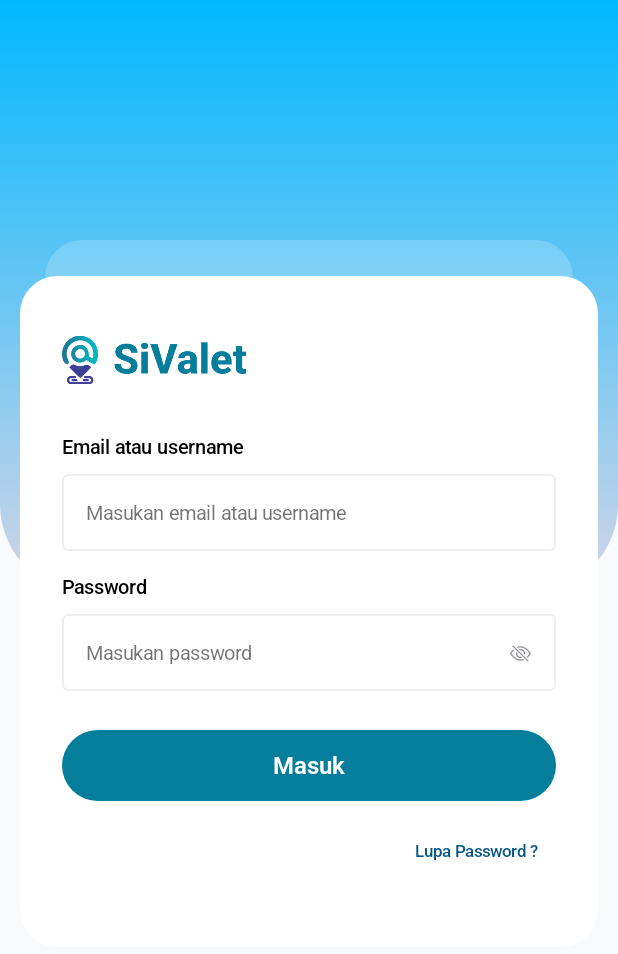
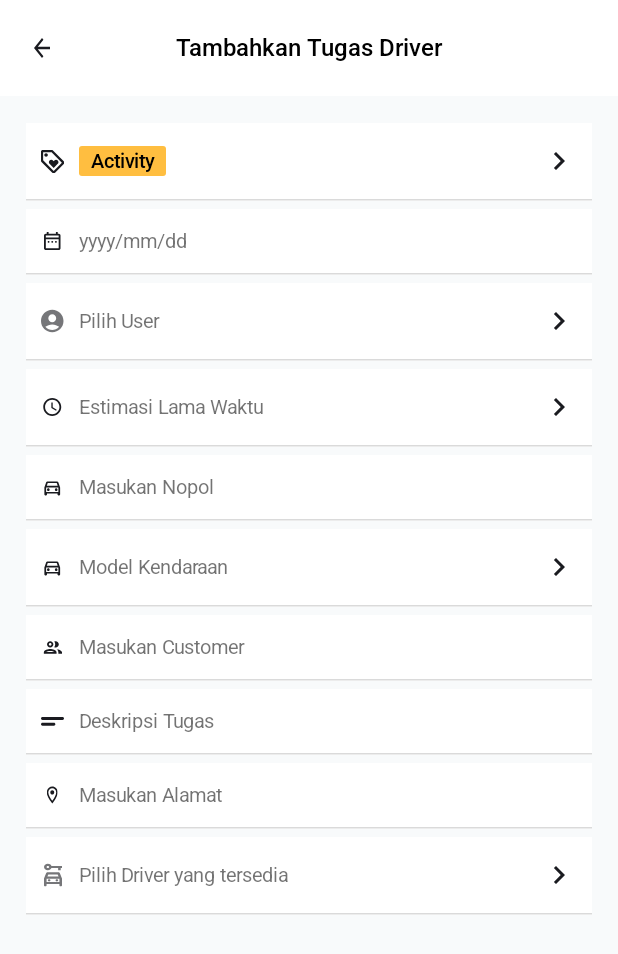
Before and after one commit to FikrTechnology/SiValet_Android, an Android app built with Jetpack Compose: the screen it shows after launch (MainActivity), on a phone screen of 412 x 824 dp. Shown: the top 954 px of the screen. Run offline under Robolectric (Android 15) with nearby library versions, the phone set to English and light mode, and no system bars.

Commit message:
Add Coordination Task Screen - Add Top Bar and Content (Dropdown and TextField)

```diff
--- a/app/src/main/java/com/example/sivalet/navigation/Navigation.kt
+++ b/app/src/main/java/com/example/sivalet/navigation/Navigation.kt
@@ -7,6 +7,7 @@ import androidx.navigation.compose.rememberNavController
 import com.example.sivalet.presentation.home.HomeScreen
 import com.example.sivalet.presentation.login.LoginScreen
 import com.example.sivalet.presentation.task.ConfirmationTaskScreen
+import com.example.sivalet.presentation.task.TaskCoordinatorScreen
 
 @Composable
 fun SetupNavigation() {
@@ -14,7 +15,7 @@ fun SetupNavigation() {
 
     NavHost(
         navController = navController,
-        startDestination = Screen.Login.route
+        startDestination = Screen.CoordinatorTask.route
     ) {
         composable(route = Screen.Login.route) {
             LoginScreen(
@@ -49,5 +50,8 @@ fun SetupNavigation() {
                 }
             )
         }
+        composable(route = Screen.CoordinatorTask.route) {
+            TaskCoordinatorScreen()
+        }
     }
 }
--- a/app/src/main/java/com/example/sivalet/navigation/Screen.kt
+++ b/app/src/main/java/com/example/sivalet/navigation/Screen.kt
@@ -8,4 +8,5 @@ sealed class Screen(val route: String) {
     object History : Screen("history")
     object Account : Screen("account")
     object ForgotPassword : Screen("forgot_password")
+    object CoordinatorTask : Screen("coordinator_task")
 }
--- /dev/null
+++ b/app/src/main/java/com/example/sivalet/presentation/component/task/ComponentDropdownAndTextField.kt
@@ -0,0 +1,139 @@
+package com.example.sivalet.presentation.component.task
+
+import androidx.compose.foundation.background
+import androidx.compose.foundation.clickable
+import androidx.compose.foundation.layout.Box
+import androidx.compose.foundation.layout.Column
+import androidx.compose.foundation.layout.Row
+import androidx.compose.foundation.layout.Spacer
+import androidx.compose.foundation.layout.fillMaxSize
+import androidx.compose.foundation.layout.fillMaxWidth
+import androidx.compose.foundation.layout.padding
+import androidx.compose.foundation.layout.width
+import androidx.compose.foundation.layout.wrapContentHeight
+import androidx.compose.foundation.text.BasicTextField
+import androidx.compose.material.icons.Icons
+import androidx.compose.material.icons.filled.KeyboardArrowRight
+import androidx.compose.material3.HorizontalDivider
+import androidx.compose.material3.Icon
+import androidx.compose.material3.MaterialTheme
+import androidx.compose.runtime.Composable
+import androidx.compose.ui.Alignment
+import androidx.compose.ui.Modifier
+import androidx.compose.ui.graphics.painter.Painter
+import androidx.compose.ui.res.painterResource
+import androidx.compose.ui.text.font.FontWeight
+import androidx.compose.ui.unit.dp
+import androidx.compose.ui.unit.sp
+import com.example.sivalet.R
+import com.example.sivalet.presentation.component.general.CardTag
+import com.example.sivalet.presentation.component.general.TextBodyMediumGray400
+import com.example.sivalet.ui.theme.CoordinatorTaskStrings
+import com.example.sivalet.ui.theme.SiValetColor
+
+@Composable
+fun ComponentButtonDropdown(
+    isPlaceHolderText: Boolean = true,
+    icon: Painter,
+    placeholderText: String,
+    onClick: () -> Unit = {}
+){
+    Column(
+        modifier = Modifier
+            .fillMaxWidth()
+            .wrapContentHeight()
+            .background(SiValetColor.White)
+            .clickable { onClick() }
+    ) {
+        Row(
+            modifier = Modifier
+                .fillMaxWidth()
+                .padding(horizontal = 10.dp, vertical = 13.dp),
+            verticalAlignment = Alignment.CenterVertically,
+        ) {
+            Icon(
+                modifier = Modifier.width(15.dp),
+                painter = icon,
+                contentDescription = null
+            )
+            Spacer(modifier = Modifier.width(10.dp))
+            if (isPlaceHolderText) {
+                TextBodyMediumGray400(
+                    text = placeholderText
+                )
+            } else {
+                CardTag(
+                    text = placeholderText,
+                    backgroundColor = SiValetColor.Third
+                )
+            }
+            Spacer(modifier = Modifier.weight(1f))
+            Icon(
+                imageVector = Icons.Default.KeyboardArrowRight,
+                contentDescription = null
+            )
+        }
+        Box {
+            HorizontalDivider(
+                modifier = Modifier.align(Alignment.BottomCenter),
+                thickness = 1.dp,
+                color = SiValetColor.Gray
+            )
+        }
+    }
+}
+
+
+@Composable
+fun ComponentCoordinatorTextField(
+    icon: Painter,
+    placeholderText: String,
+    textField: String,
+    onValueChange: (String) -> Unit
+) {
+    Column(
+        modifier = Modifier
+            .fillMaxWidth()
+            .wrapContentHeight()
+            .background(SiValetColor.White)
+    ) {
+        Row(
+            modifier = Modifier
+                .fillMaxWidth()
+                .padding(horizontal = 10.dp, vertical = 13.dp),
+            verticalAlignment = Alignment.CenterVertically,
+        ) {
+            Icon(
+                modifier = Modifier.width(15.dp),
+                painter = icon,
+                contentDescription = null
+            )
+            Spacer(modifier = Modifier.width(10.dp))
+            Box {
+                BasicTextField(
+                    value = textField,
+                    onValueChange = onValueChange,
+                    textStyle = MaterialTheme.typography.bodyMedium.copy(
+                        color = SiValetColor.Black,
+                        fontWeight = FontWeight.W500,
+                        fontSize = 13.33.sp
+                    ),
+                    singleLine = true,
+                    modifier = Modifier
+                        .fillMaxWidth()
+                )
+
+                if (textField.isEmpty()) {
+                    TextBodyMediumGray400(text = placeholderText)
+                }
+            }
+        }
+        Box {
+            HorizontalDivider(
+                modifier = Modifier.align(Alignment.BottomCenter),
+                thickness = 1.dp,
+                color = SiValetColor.Gray
+            )
+        }
+    }
+}
--- /dev/null
+++ b/app/src/main/java/com/example/sivalet/presentation/task/TaskCoordinatorScreen.kt
@@ -0,0 +1,153 @@
+package com.example.sivalet.presentation.task
+
+import androidx.compose.foundation.background
+import androidx.compose.foundation.layout.Arrangement
+import androidx.compose.foundation.layout.Box
+import androidx.compose.foundation.layout.Column
+import androidx.compose.foundation.layout.Row
+import androidx.compose.foundation.layout.Spacer
+import androidx.compose.foundation.layout.WindowInsets
+import androidx.compose.foundation.layout.fillMaxSize
+import androidx.compose.foundation.layout.fillMaxWidth
+import androidx.compose.foundation.layout.height
+import androidx.compose.foundation.layout.padding
+import androidx.compose.foundation.layout.width
+import androidx.compose.foundation.layout.wrapContentHeight
+import androidx.compose.material.icons.Icons
+import androidx.compose.material.icons.filled.KeyboardArrowRight
+import androidx.compose.material3.CenterAlignedTopAppBar
+import androidx.compose.material3.ExperimentalMaterial3Api
+import androidx.compose.material3.HorizontalDivider
+import androidx.compose.material3.Icon
+import androidx.compose.material3.IconButton
+import androidx.compose.material3.Scaffold
+import androidx.compose.material3.TopAppBarDefaults
+import androidx.compose.runtime.Composable
+import androidx.compose.runtime.getValue
+import androidx.compose.runtime.mutableStateOf
+import androidx.compose.runtime.remember
+import androidx.compose.runtime.setValue
+import androidx.compose.ui.Alignment
+import androidx.compose.ui.Modifier
+import androidx.compose.ui.graphics.Color
+import androidx.compose.ui.res.painterResource
+import androidx.compose.ui.tooling.preview.Preview
+import androidx.compose.ui.unit.dp
+import com.example.sivalet.R
+import com.example.sivalet.presentation.component.general.CardTag
+import com.example.sivalet.presentation.component.general.TextBodyLargeBlack500
+import com.example.sivalet.presentation.component.task.ComponentButtonDropdown
+import com.example.sivalet.presentation.component.task.ComponentCoordinatorTextField
+import com.example.sivalet.ui.theme.CoordinatorTaskStrings
+import com.example.sivalet.ui.theme.SiValetColor
+
+@OptIn(ExperimentalMaterial3Api::class)
+@Preview(showBackground = true)
+@Composable
+fun TaskCoordinatorScreen() {
+    var date by remember { mutableStateOf("") }
+    var policeNumber by remember { mutableStateOf("") }
+    var customerName by remember { mutableStateOf("") }
+    var taskDesc by remember { mutableStateOf("") }
+    var address by remember { mutableStateOf("") }
+
+    Scaffold(
+        contentWindowInsets = WindowInsets(0.dp),
+        topBar = {
+            CenterAlignedTopAppBar(
+                colors = TopAppBarDefaults.topAppBarColors(SiValetColor.White),
+                title = {
+                    TextBodyLargeBlack500(text = CoordinatorTaskStrings.HEADLINE)
+                },
+                navigationIcon = {
+                    IconButton(
+                        onClick = {}
+                    ) {
+                        Icon(
+                            modifier = Modifier.height(24.dp),
+                            painter = painterResource(id = R.drawable.ico_arrow_back),
+                            contentDescription = null
+                        )
+                    }
+                },
+            )
+        }
+    ) { paddingValues->
+        Box(
+            modifier = Modifier
+                .fillMaxSize()
+                .padding(paddingValues)
+                .background(SiValetColor.SmoothWhite)
+        ) {
+            Column(
+                modifier = Modifier
+                    .fillMaxWidth()
+                    .wrapContentHeight()
+                    .padding(vertical = 18.dp, horizontal = 17.dp)
+                    .background(Color.Transparent),
+                verticalArrangement = Arrangement.spacedBy(5.dp),
+            ) {
+                ComponentButtonDropdown(
+                    isPlaceHolderText = false,
+                    icon = painterResource(id = R.drawable.ico_tag),
+                    placeholderText = CoordinatorTaskStrings.LABEL_TAG_ACTIVITY
+                )
+
+                ComponentCoordinatorTextField(
+                    icon = painterResource(id = R.drawable.ico_date_black),
+                    placeholderText = CoordinatorTaskStrings.LABEL_PLACEHOLDER_DATE,
+                    textField = date,
+                    onValueChange = { date = it },
+                )
+
+                ComponentButtonDropdown(
+                    icon = painterResource(id = R.drawable.ico_profile_gray),
+                    placeholderText = CoordinatorTaskStrings.LABEL_PLACEHOLDER_CHOOSE_USER
+                )
+
+                ComponentButtonDropdown(
+                    icon = painterResource(id = R.drawable.ico_time_black),
+                    placeholderText = CoordinatorTaskStrings.LABEL_PLACEHOLDER_ESTIMATION
+                )
+
+                ComponentCoordinatorTextField(
+                    icon = painterResource(id = R.drawable.ico_car_black),
+                    placeholderText = CoordinatorTaskStrings.LABEL_PLACEHOLDER_POLICE_NUMBER,
+                    textField = policeNumber,
+                    onValueChange = { policeNumber = it },
+                )
+
+                ComponentButtonDropdown(
+                    icon = painterResource(id = R.drawable.ico_car_black),
+                    placeholderText = CoordinatorTaskStrings.LABEL_PLACEHOLDER_CAR_TYPE
+                )
+
+                ComponentCoordinatorTextField(
+                    icon = painterResource(id = R.drawable.ico_user),
+                    placeholderText = CoordinatorTaskStrings.LABEL_PLACEHOLDER_CUSTOMER_NAME,
+                    textField = customerName,
+                    onValueChange = { customerName = it },
+                )
+
+                ComponentCoordinatorTextField(
+                    icon = painterResource(id = R.drawable.ico_description),
+                    placeholderText = CoordinatorTaskStrings.LABEL_PLACEHOLDER_TASK_DESC,
+                    textField = taskDesc,
+                    onValueChange = { taskDesc = it },
+                )
+
+                ComponentCoordinatorTextField(
+                    icon = painterResource(id = R.drawable.ico_location_on),
+                    placeholderText = CoordinatorTaskStrings.LABEL_PLACEHOLDER_ADDRESS,
+                    textField = address,
+                    onValueChange = { address = it },
+                )
+
+                ComponentButtonDropdown(
+                    icon = painterResource(id = R.drawable.ico_car_key),
+                    placeholderText = CoordinatorTaskStrings.LABEL_PLACEHOLDER_DRIVER_NAME
+                )
+            }
+        }
+    }
+}
--- a/app/src/main/java/com/example/sivalet/ui/theme/Color.kt
+++ b/app/src/main/java/com/example/sivalet/ui/theme/Color.kt
@@ -25,4 +25,5 @@ object SiValetColor {
     val Purple = Color(0xFF9747FF)
     val Ivory = Color(0xFFF9FFE9)
     val Bubbles = Color(0xFFE9FFF9)
+    val Gray = Color(0xFFDADADA)
 }
--- a/app/src/main/java/com/example/sivalet/ui/theme/Strings.kt
+++ b/app/src/main/java/com/example/sivalet/ui/theme/Strings.kt
@@ -63,3 +63,18 @@ object HistoryStrings {
     const val LABEL_PICKUP = "Pickup"
     const val LABEL_DELIVERY = "Delivery"
 }
+
+object CoordinatorTaskStrings {
+    const val HEADLINE = "Tambahkan Tugas Driver"
+    const val LABEL_TAG_ACTIVITY = "Activity"
+    const val LABEL_PLACEHOLDER_DATE = "yyyy/mm/dd"
+    const val LABEL_PLACEHOLDER_CHOOSE_USER = "Pilih User"
+    const val LABEL_PLACEHOLDER_ESTIMATION = "Estimasi Lama Waktu"
+    const val LABEL_PLACEHOLDER_POLICE_NUMBER = "Masukan Nopol"
+    const val LABEL_PLACEHOLDER_CAR_TYPE = "Model Kendaraan"
+    const val LABEL_PLACEHOLDER_CUSTOMER_NAME = "Masukan Customer"
+    const val LABEL_PLACEHOLDER_TASK_DESC = "Deskripsi Tugas"
+    const val LABEL_PLACEHOLDER_ADDRESS = "Masukan Alamat"
+    const val LABEL_PLACEHOLDER_DRIVER_NAME = "Pilih Driver yang tersedia"
+    const val LABEL_BUTTON_ADD_TASK = "Tetapkan Tugas"
+}
--- /dev/null
+++ b/app/src/main/res/drawable/ico_car_black.xml
@@ -0,0 +1,19 @@
+<vector xmlns:android="http://schemas.android.com/apk/res/android"
+    android:width="15dp"
+    android:height="14dp"
+    android:viewportWidth="15"
+    android:viewportHeight="14">
+  <group>
+    <clip-path
+        android:pathData="M0.5,0h14v14h-14z"/>
+    <path
+        android:pathData="M11.537,3.506C11.42,3.162 11.093,2.917 10.708,2.917H4.292C3.907,2.917 3.586,3.162 3.463,3.506L2.25,7V11.667C2.25,11.988 2.513,12.25 2.833,12.25H3.417C3.737,12.25 4,11.988 4,11.667V11.083H11V11.667C11,11.988 11.262,12.25 11.583,12.25H12.167C12.488,12.25 12.75,11.988 12.75,11.667V7L11.537,3.506ZM4.496,4.083H10.498L11.128,5.897H3.866L4.496,4.083ZM11.583,9.917H3.417V7H11.583V9.917Z"
+        android:fillColor="#000000"/>
+    <path
+        android:pathData="M4.875,9.333C5.358,9.333 5.75,8.942 5.75,8.458C5.75,7.975 5.358,7.583 4.875,7.583C4.392,7.583 4,7.975 4,8.458C4,8.942 4.392,9.333 4.875,9.333Z"
+        android:fillColor="#000000"/>
+    <path
+        android:pathData="M10.125,9.333C10.608,9.333 11,8.942 11,8.458C11,7.975 10.608,7.583 10.125,7.583C9.642,7.583 9.25,7.975 9.25,8.458C9.25,8.942 9.642,9.333 10.125,9.333Z"
+        android:fillColor="#000000"/>
+  </group>
+</vector>
--- /dev/null
+++ b/app/src/main/res/drawable/ico_car_key.xml
@@ -0,0 +1,22 @@
+<vector xmlns:android="http://schemas.android.com/apk/res/android"
+    android:width="12dp"
+    android:height="16dp"
+    android:viewportWidth="12"
+    android:viewportHeight="16">
+  <path
+      android:pathData="M3.429,12.286C3.902,12.286 4.286,11.966 4.286,11.571C4.286,11.177 3.902,10.857 3.429,10.857C2.955,10.857 2.572,11.177 2.572,11.571C2.572,11.966 2.955,12.286 3.429,12.286Z"
+      android:fillColor="#000000"
+      android:fillAlpha="0.6"/>
+  <path
+      android:pathData="M8.571,12.286C9.045,12.286 9.429,11.966 9.429,11.571C9.429,11.177 9.045,10.857 8.571,10.857C8.098,10.857 7.714,11.177 7.714,11.571C7.714,11.966 8.098,12.286 8.571,12.286Z"
+      android:fillColor="#000000"
+      android:fillAlpha="0.6"/>
+  <path
+      android:pathData="M10.5,6.643C10.483,6.629 10.474,6.614 10.457,6.593C10.131,6.221 9.669,6.214 9.669,6.214H2.331C2.331,6.214 1.869,6.221 1.543,6.6C1.526,6.614 1.517,6.629 1.5,6.643C1.44,6.721 1.38,6.814 1.337,6.929C1.149,7.4 0.703,8.514 0,10.278V14.921C0,15.243 0.3,15.5 0.669,15.5H1.046C1.414,15.5 1.714,15.243 1.714,14.921V14.071H10.286V14.921C10.286,15.243 10.577,15.5 10.954,15.5H11.331C11.7,15.5 12,15.243 12,14.921V10.278C11.297,8.521 10.851,7.4 10.663,6.929C10.62,6.814 10.56,6.721 10.5,6.643ZM2.854,7.643H9.146L9.343,8.136L9.711,9.071H2.289L2.854,7.643ZM10.286,12.643H1.714V10.507V10.5H10.286V10.507V12.643Z"
+      android:fillColor="#000000"
+      android:fillAlpha="0.6"/>
+  <path
+      android:pathData="M4.997,1.929C4.637,1.093 3.686,0.5 2.571,0.5C1.149,0.5 0,1.457 0,2.643C0,3.821 1.149,4.786 2.571,4.786C3.686,4.786 4.637,4.186 4.997,3.357H9.429V4.786H11.143V3.357H12V1.929H4.997ZM2.571,3.357C2.1,3.357 1.714,3.036 1.714,2.643C1.714,2.25 2.1,1.929 2.571,1.929C3.043,1.929 3.429,2.25 3.429,2.643C3.429,3.036 3.043,3.357 2.571,3.357Z"
+      android:fillColor="#000000"
+      android:fillAlpha="0.6"/>
+</vector>
--- /dev/null
+++ b/app/src/main/res/drawable/ico_date_black.xml
@@ -0,0 +1,9 @@
+<vector xmlns:android="http://schemas.android.com/apk/res/android"
+    android:width="15dp"
+    android:height="16dp"
+    android:viewportWidth="15"
+    android:viewportHeight="16">
+  <path
+      android:pathData="M5.056,9.2C4.882,9.2 4.737,9.142 4.62,9.027C4.503,8.912 4.444,8.77 4.444,8.6C4.444,8.43 4.503,8.287 4.62,8.172C4.737,8.057 4.882,8 5.056,8C5.229,8 5.374,8.057 5.491,8.172C5.608,8.287 5.667,8.43 5.667,8.6C5.667,8.77 5.608,8.912 5.491,9.027C5.374,9.142 5.229,9.2 5.056,9.2ZM7.5,9.2C7.327,9.2 7.182,9.142 7.065,9.027C6.948,8.912 6.889,8.77 6.889,8.6C6.889,8.43 6.948,8.287 7.065,8.172C7.182,8.057 7.327,8 7.5,8C7.673,8 7.818,8.057 7.936,8.172C8.053,8.287 8.111,8.43 8.111,8.6C8.111,8.77 8.053,8.912 7.936,9.027C7.818,9.142 7.673,9.2 7.5,9.2ZM9.944,9.2C9.771,9.2 9.626,9.142 9.509,9.027C9.392,8.912 9.333,8.77 9.333,8.6C9.333,8.43 9.392,8.287 9.509,8.172C9.626,8.057 9.771,8 9.944,8C10.118,8 10.263,8.057 10.38,8.172C10.497,8.287 10.556,8.43 10.556,8.6C10.556,8.77 10.497,8.912 10.38,9.027C10.263,9.142 10.118,9.2 9.944,9.2ZM3.222,14C2.886,14 2.598,13.883 2.359,13.648C2.12,13.413 2,13.13 2,12.8V4.4C2,4.07 2.12,3.788 2.359,3.553C2.598,3.318 2.886,3.2 3.222,3.2H3.833V2H5.056V3.2H9.944V2H11.167V3.2H11.778C12.114,3.2 12.402,3.318 12.641,3.553C12.88,3.788 13,4.07 13,4.4V12.8C13,13.13 12.88,13.413 12.641,13.648C12.402,13.883 12.114,14 11.778,14H3.222ZM3.222,12.8H11.778V6.8H3.222V12.8ZM3.222,5.6H11.778V4.4H3.222V5.6Z"
+      android:fillColor="#000000"/>
+</vector>
--- /dev/null
+++ b/app/src/main/res/drawable/ico_description.xml
@@ -0,0 +1,9 @@
+<vector xmlns:android="http://schemas.android.com/apk/res/android"
+    android:width="16dp"
+    android:height="6dp"
+    android:viewportWidth="16"
+    android:viewportHeight="6">
+  <path
+      android:pathData="M1,2C0.717,2 0.479,1.904 0.287,1.712C0.096,1.521 0,1.283 0,1C0,0.717 0.096,0.479 0.287,0.287C0.479,0.096 0.717,0 1,0H15C15.283,0 15.521,0.096 15.712,0.287C15.904,0.479 16,0.717 16,1C16,1.283 15.904,1.521 15.712,1.712C15.521,1.904 15.283,2 15,2H1ZM1,6C0.717,6 0.479,5.904 0.287,5.712C0.096,5.521 0,5.283 0,5C0,4.717 0.096,4.479 0.287,4.287C0.479,4.096 0.717,4 1,4H9C9.283,4 9.521,4.096 9.713,4.287C9.904,4.479 10,4.717 10,5C10,5.283 9.904,5.521 9.713,5.712C9.521,5.904 9.283,6 9,6H1Z"
+      android:fillColor="#000000"/>
+</vector>
--- /dev/null
+++ b/app/src/main/res/drawable/ico_location_on.xml
@@ -0,0 +1,16 @@
+<vector xmlns:android="http://schemas.android.com/apk/res/android"
+    android:width="7dp"
+    android:height="12dp"
+    android:viewportWidth="7"
+    android:viewportHeight="12">
+  <group>
+    <clip-path
+        android:pathData="M0,0h7v12h-7z"/>
+    <path
+        android:pathData="M3.5,0.375C1.468,0.375 -0.175,2.136 -0.175,4.313C-0.175,7.266 3.5,11.625 3.5,11.625C3.5,11.625 7.175,7.266 7.175,4.313C7.175,2.136 5.532,0.375 3.5,0.375ZM0.875,4.313C0.875,2.76 2.051,1.5 3.5,1.5C4.949,1.5 6.125,2.76 6.125,4.313C6.125,5.932 4.613,8.357 3.5,9.87C2.408,8.368 0.875,5.916 0.875,4.313Z"
+        android:fillColor="#000000"/>
+    <path
+        android:pathData="M3.5,5.719C4.225,5.719 4.813,5.089 4.813,4.313C4.813,3.536 4.225,2.906 3.5,2.906C2.775,2.906 2.188,3.536 2.188,4.313C2.188,5.089 2.775,5.719 3.5,5.719Z"
+        android:fillColor="#000000"/>
+  </group>
+</vector>
--- /dev/null
+++ b/app/src/main/res/drawable/ico_profile_gray.xml
@@ -0,0 +1,10 @@
+<vector xmlns:android="http://schemas.android.com/apk/res/android"
+    android:width="15dp"
+    android:height="16dp"
+    android:viewportWidth="15"
+    android:viewportHeight="16">
+  <path
+      android:pathData="M7.5,0.5C3.36,0.5 0,3.86 0,8C0,12.14 3.36,15.5 7.5,15.5C11.64,15.5 15,12.14 15,8C15,3.86 11.64,0.5 7.5,0.5ZM7.5,3.5C8.948,3.5 10.125,4.677 10.125,6.125C10.125,7.573 8.948,8.75 7.5,8.75C6.052,8.75 4.875,7.573 4.875,6.125C4.875,4.677 6.052,3.5 7.5,3.5ZM7.5,14C5.977,14 4.177,13.385 2.895,11.84C4.162,10.85 5.76,10.25 7.5,10.25C9.24,10.25 10.837,10.85 12.105,11.84C10.823,13.385 9.023,14 7.5,14Z"
+      android:fillColor="#000000"
+      android:fillAlpha="0.6"/>
+</vector>
--- /dev/null
+++ b/app/src/main/res/drawable/ico_tag.xml
@@ -0,0 +1,19 @@
+<vector xmlns:android="http://schemas.android.com/apk/res/android"
+    android:width="18dp"
+    android:height="18dp"
+    android:viewportWidth="18"
+    android:viewportHeight="18">
+  <group>
+    <clip-path
+        android:pathData="M0,0h18v18h-18z"/>
+    <path
+        android:pathData="M17.626,8.615L9.376,0.365C9.046,0.035 8.588,-0.167 8.083,-0.167H1.667C0.658,-0.167 -0.167,0.658 -0.167,1.667V8.083C-0.167,8.588 0.035,9.046 0.374,9.385L8.624,17.635C8.954,17.965 9.413,18.167 9.917,18.167C10.421,18.167 10.879,17.965 11.209,17.626L17.626,11.209C17.965,10.879 18.167,10.421 18.167,9.917C18.167,9.413 17.956,8.945 17.626,8.615ZM9.917,16.343L1.667,8.083V1.667H8.083V1.658L16.333,9.908L9.917,16.343Z"
+        android:fillColor="#000000"/>
+    <path
+        android:pathData="M3.958,5.333C4.718,5.333 5.333,4.718 5.333,3.958C5.333,3.199 4.718,2.583 3.958,2.583C3.199,2.583 2.583,3.199 2.583,3.958C2.583,4.718 3.199,5.333 3.958,5.333Z"
+        android:fillColor="#000000"/>
+    <path
+        android:pathData="M6.158,9.504C6.158,10.027 6.369,10.485 6.708,10.833L9.917,14.042L13.125,10.833C13.464,10.494 13.675,10.017 13.675,9.504C13.675,8.468 12.832,7.625 11.796,7.625C11.273,7.625 10.806,7.836 10.467,8.175L9.917,8.725L9.367,8.184C9.027,7.836 8.551,7.625 8.037,7.625C7.002,7.625 6.158,8.468 6.158,9.504Z"
+        android:fillColor="#000000"/>
+  </group>
+</vector>
--- /dev/null
+++ b/app/src/main/res/drawable/ico_time_black.xml
@@ -0,0 +1,9 @@
+<vector xmlns:android="http://schemas.android.com/apk/res/android"
+    android:width="15dp"
+    android:height="16dp"
+    android:viewportWidth="15"
+    android:viewportHeight="16">
+  <path
+      android:pathData="M7.494,2C4.182,2 1.5,4.688 1.5,8C1.5,11.312 4.182,14 7.494,14C10.812,14 13.5,11.312 13.5,8C13.5,4.688 10.812,2 7.494,2ZM7.5,12.8C4.848,12.8 2.7,10.652 2.7,8C2.7,5.348 4.848,3.2 7.5,3.2C10.152,3.2 12.3,5.348 12.3,8C12.3,10.652 10.152,12.8 7.5,12.8ZM7.8,5H6.9V8.6L10.05,10.49L10.5,9.752L7.8,8.15V5Z"
+      android:fillColor="#000000"/>
+</vector>
```
